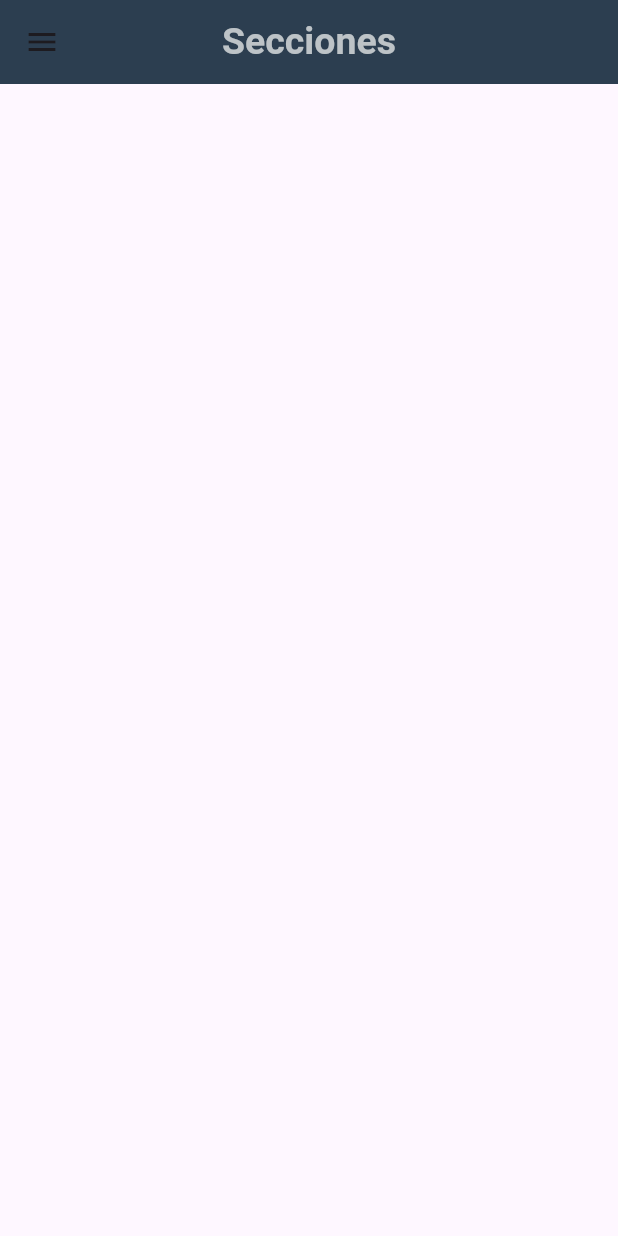
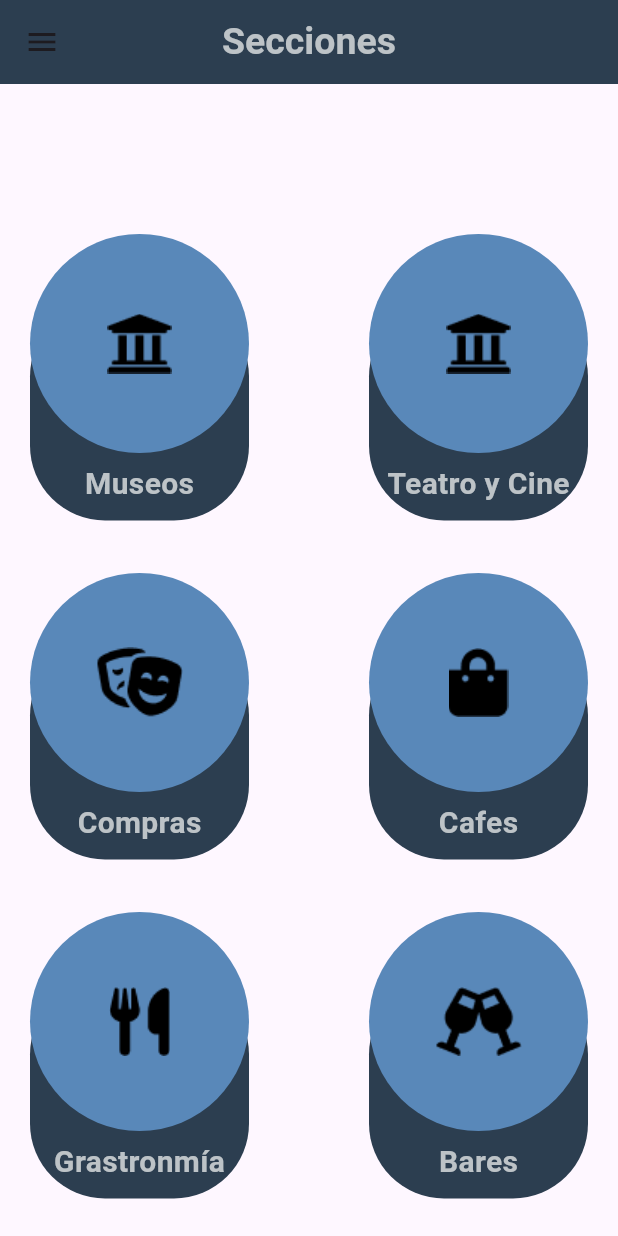
Before and after one commit to david8062/worldiscovey, a Flutter app: the Sections screen opened directly, on a phone screen of 412 x 824 dp. Run offline on Flutter 3.47's test engine with Material 3 defaults, Android fonts, the phone set to English and light mode, and no system bars; our stand-ins replace cloud_firestore, firebase_auth, firebase_core, google_maps_flutter; accounts and stored records are empty.

Commit message:
se agrego la view de sections

```diff
--- a/lib/screens/maps/view/maps.dart
+++ b/lib/screens/maps/view/maps.dart
@@ -2,6 +2,8 @@ import 'dart:async';
 import 'package:flutter/material.dart';
 import 'package:google_maps_flutter/google_maps_flutter.dart';
 import 'package:worldiscovery/styles/colors.dart';
+
+import '../../../components/views/menu.dart';
 
 class MapView extends StatefulWidget {
   const MapView({super.key});
@@ -28,6 +30,21 @@ class MapSampleState extends State<MapView> {
   @override
   Widget build(BuildContext context) {
     return Scaffold(
+      appBar: AppBar(
+        title: const Text(
+          'Maps',
+          style: TextStyle(
+            color: AppColors.textColor,
+            fontSize: 25,
+            fontWeight: FontWeight.bold,
+          ),
+        ),
+        centerTitle: true,
+        backgroundColor: AppColors.primaryColor,
+      ),
+      drawer: const Drawer(
+        child: Menu(),
+      ),
       body: Padding(
         padding: const EdgeInsets.all(20.0),
         child: GoogleMap(
--- a/lib/screens/sections/views/sections.dart
+++ b/lib/screens/sections/views/sections.dart
@@ -7,6 +7,24 @@ class Sections extends StatelessWidget {
 
   @override
   Widget build(BuildContext context) {
+    final List<String> textos = [
+      'Museos',
+      'Teatro y Cine',
+      'Compras',
+      'Cafes',
+      'Grastronmía',
+      'Bares'
+    ];
+
+    final List<String> images = [
+      'assets/images/Museos.png',
+      'assets/images/Museos.png',
+      'assets/images/Teatro.png',
+      'assets/images/Compras.png',
+      'assets/images/Comida.png',
+      'assets/images/Bares.png'
+    ];
+
     return Scaffold(
       appBar: AppBar(
         title: const Text(
@@ -24,6 +42,78 @@ class Sections extends StatelessWidget {
         child: Menu(),
       ),
 
+      body:Stack(
+        children: [
+          Positioned(
+            top: 125, // Posición del primer Grid desde la parte superior
+            left: 0, // Puedes ajustar esto según necesites
+            right: 0,
+            child: GridView.count(
+              crossAxisCount: 2,
+              crossAxisSpacing: 80.0,
+              mainAxisSpacing: 80.0,
+              padding: const EdgeInsets.all(20.0),
+              shrinkWrap: true,
+              physics: const NeverScrollableScrollPhysics(),
+              children: List.generate(textos.length, (index) {
+                return Container(
+                  height: 100,
+                  width: 100,
+                  decoration: BoxDecoration(
+                    color: AppColors.primaryColor,
+                    borderRadius: BorderRadius.circular(50),
+                  ),
+                  child: Align(
+                    alignment: Alignment.bottomCenter,
+                    child: Padding(
+                      padding: const EdgeInsets.all(10.0),
+                      child: Text(
+                        textos[index],
+                        style: const TextStyle(color: AppColors.textColor, fontSize: 20, fontWeight: FontWeight.bold),
+                      ),
+                    ),
+                  ),
+                );
+              }),
+
+            ),
+          ),
+          Positioned(
+            top: 80, // Posición del primer Grid desde la parte superior
+            left: 0, // Puedes ajustar esto según necesites
+            right: 0,
+            child: GridView.count(
+              crossAxisCount: 2,
+              crossAxisSpacing: 80.0,
+              mainAxisSpacing: 80.0,
+              padding: const EdgeInsets.all(20.0),
+              shrinkWrap: true,
+              physics: const NeverScrollableScrollPhysics(),
+              children: List.generate(images.length, (index) {
+                return Container(
+                  decoration: BoxDecoration(
+                    color: AppColors.boxColor,
+                    borderRadius: BorderRadius.circular(100),
+                  ),
+                  child: Center(
+                    child: Image.asset(
+                      images[index],
+
+                    ),
+                  ),
+                );
+              }),
+            ),
+          ),
+        ]
+      )
+
+
     );
+
+
+
+
+
   }
 }
--- a/lib/styles/colors.dart
+++ b/lib/styles/colors.dart
@@ -5,6 +5,7 @@ class AppColors {
   static const Color primaryColor = Color(0xFF2C3E50);
   static const Color backgroundColor = Color(0xFFFDFEFE);
   static const Color secondaryColor = Color(0xFF9E9E9E);
+  static const Color boxColor = Color(0xFF5988B9);
   static const Color bottonColor = Color(0xFF27AE60);
   static const Color textColor = Color(0xFFBDC3C7);
 
--- a/pubspec.yaml
+++ b/pubspec.yaml
@@ -45,3 +45,8 @@ flutter:
   uses-material-design: true
   assets:
      - assets/images/Logo.png
+     - assets/images/Bares.png
+     - assets/images/Comida.png
+     - assets/images/Compras.png
+     - assets/images/Museos.png
+     - assets/images/Teatro.png
```
Also changed, not shown: assets/images/Bares.png (added), assets/images/Comida.png (added), assets/images/Compras.png (added), assets/images/Museos.png (added), assets/images/Teatro.png (added).
